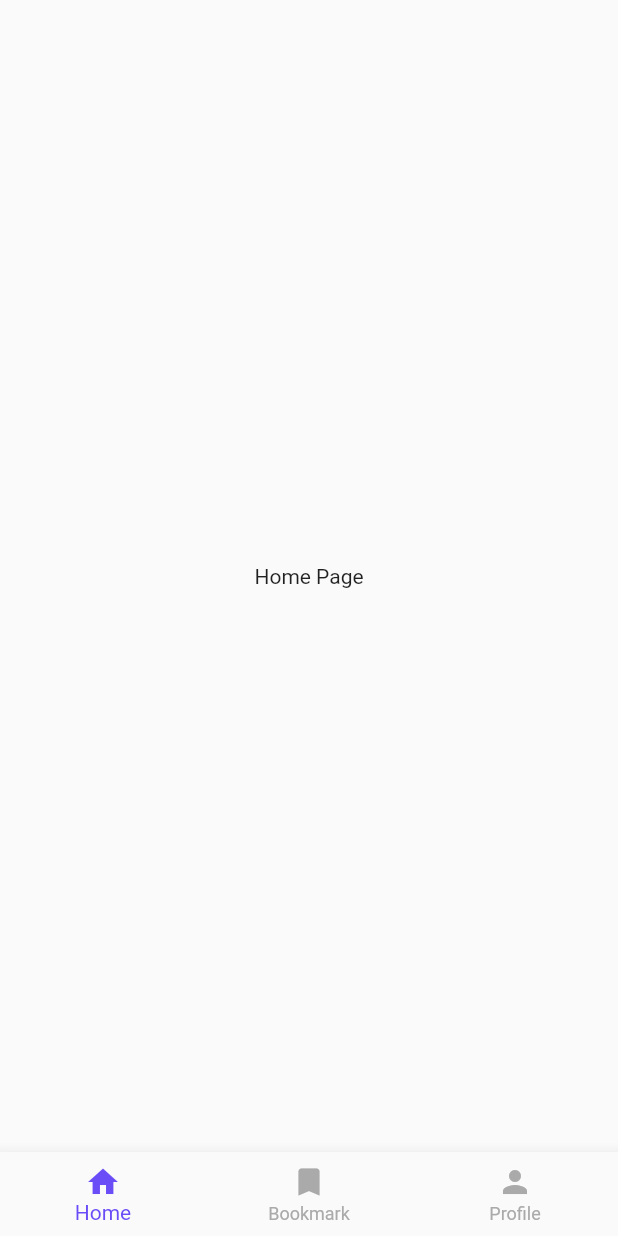
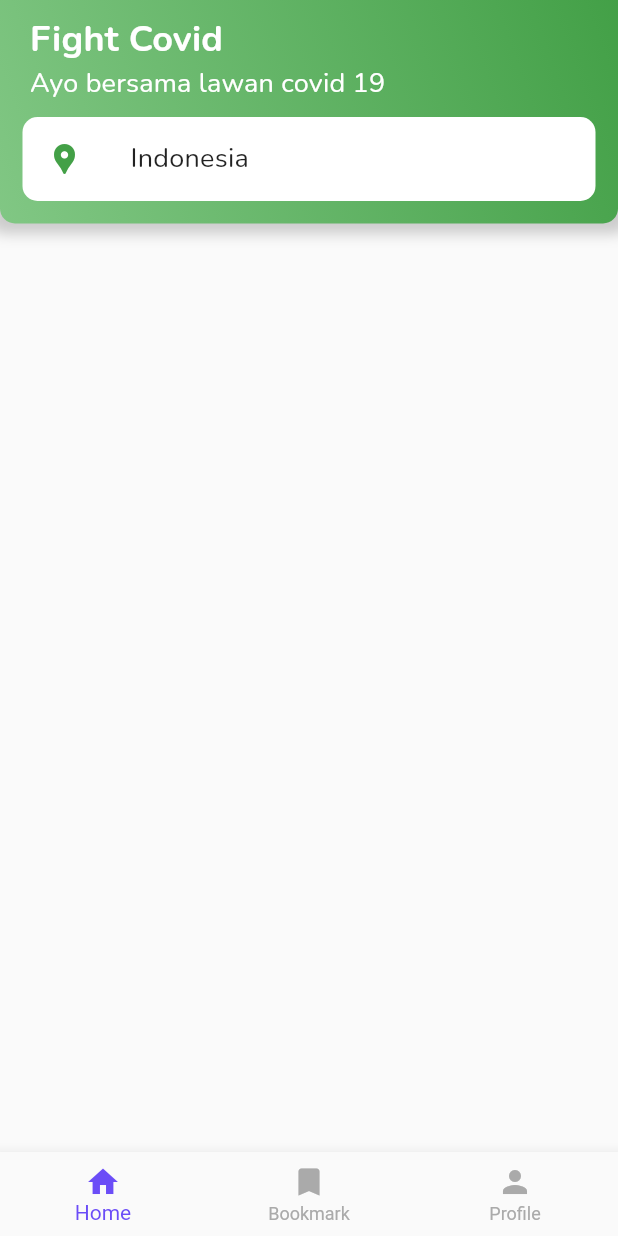
Before and after one commit to yudapratama-del/fight-covid-apps, a Flutter app: the screen it shows after launch, on a phone screen of 412 x 824 dp. Run offline on Flutter 3.47's test engine with Material 2 defaults, Android fonts, the phone set to English and light mode, and no system bars; our stand-ins replace equatable, get_it, google_fonts.

Commit message:
add Header in Home Page

```diff
--- a/lib/persentation/pages/home_page.dart
+++ b/lib/persentation/pages/home_page.dart
@@ -1,15 +1,77 @@
+import 'package:capstone_apps/common/constants.dart';
 import 'package:flutter/material.dart';
 
 class HomePage extends StatelessWidget {
   static const ROUTE_NAME = "/home-page";
+  const HomePage({Key? key}) : super(key: key);
 
-  const HomePage({Key? key}) : super(key: key);
+
+  Widget HomePageHeader(BuildContext context) {
+      return Container(
+        margin: EdgeInsets.only(bottom: 10),
+        decoration: BoxDecoration(
+            boxShadow: [
+              BoxShadow(
+                color: Colors.grey.withOpacity(0.5),
+                spreadRadius: 7,
+                blurRadius: 7,
+                offset: Offset(0, 0),
+              )
+            ],
+            borderRadius: BorderRadius.only(
+                bottomLeft: Radius.circular(10), bottomRight: Radius.circular(10)),
+            gradient: LinearGradient(
+              begin: Alignment.topRight,
+              end: Alignment.bottomLeft,
+              colors: [kDeepGreen, kLightGreen],
+            )),
+        child: Column(
+          crossAxisAlignment: CrossAxisAlignment.start,
+          children: [
+            Container(
+                padding: EdgeInsets.only(top: 10),
+                margin: EdgeInsets.symmetric(horizontal: 20),
+                child: Text(
+                  "Fight Covid",
+                  style: kHeading5.copyWith(color: kWhite),
+                )),
+            Container(
+                margin: EdgeInsets.symmetric(horizontal: 20),
+                child: Text(
+                  "Ayo bersama lawan covid 19",
+                  style: kHeading6.copyWith(color: kWhite),
+                )),
+            Container(
+              decoration: BoxDecoration(
+                color: kWhite,
+                borderRadius: BorderRadius.circular(10),
+              ),
+              margin: EdgeInsets.fromLTRB(15, 10, 15, 15),
+              child: ListTile(
+                leading: Icon(
+                  Icons.location_pin,
+                  color: kDeepGreen,
+                ),
+                title: Text("Indonesia", style: kHeading6,),
+              ),
+            )
+          ],
+        ),
+      );
+    }
 
   @override
   Widget build(BuildContext context) {
     return Scaffold(
-      body: Center(
-        child: Text("Home Page"),
+      body: Container(
+        child: ListView(
+          children: [
+            HomePageHeader(context),
+            // CovidDataSection(context),
+            // HomePageBanner(context),
+            // InformationSection(context),
+          ],
+        ),
       ),
     );
   }
```
